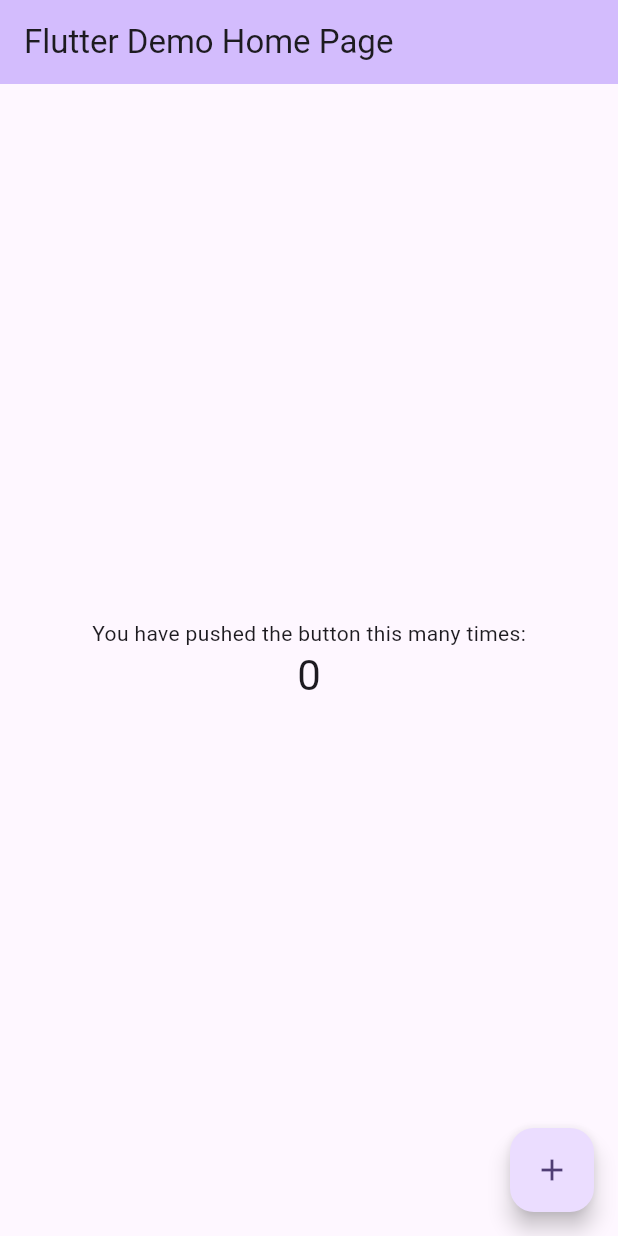
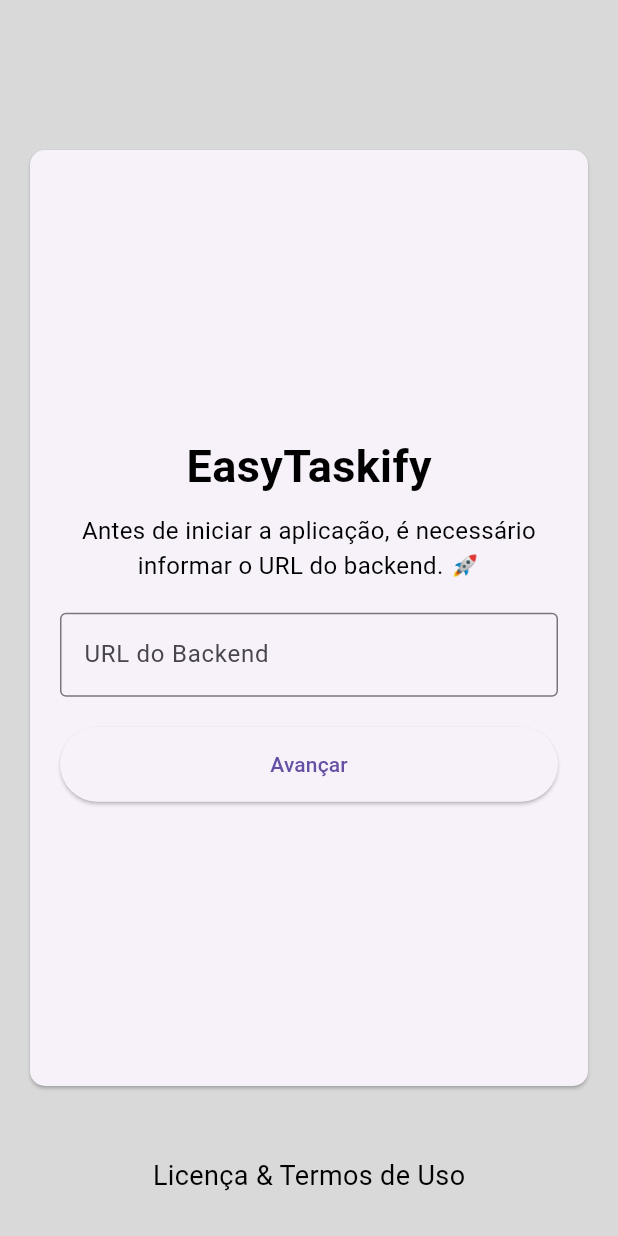
Before and after one commit to MrVitor0/EasyTaskify, a Flutter app: the screen it shows after launch, on a phone screen of 412 x 824 dp. Run offline on Flutter 3.47's test engine with Material 3 defaults, Android fonts, the phone set to English and light mode, and no system bars; our stand-ins replace dio, rflutter_alert.

Commit message:
DDT-06 <feat> Homepage & Endpoints

```diff
--- a/frontend/lib/main.dart
+++ b/frontend/lib/main.dart
@@ -1,125 +1,19 @@
 import 'package:flutter/material.dart';
-
-void main() {
-  runApp(const MyApp());
-}
+import 'screens/auth/login_screen.dart';
+import 'screens/auth/register_screen.dart';
+import 'screens/home_screen.dart';
+void main() => runApp(MyApp());
 
 class MyApp extends StatelessWidget {
-  const MyApp({super.key});
-
-  // This widget is the root of your application.
   @override
   Widget build(BuildContext context) {
     return MaterialApp(
-      title: 'Flutter Demo',
-      theme: ThemeData(
-        // This is the theme of your application.
-        //
-        // TRY THIS: Try running your application with "flutter run". You'll see
-        // the application has a purple toolbar. Then, without quitting the app,
-        // try changing the seedColor in the colorScheme below to Colors.green
-        // and then invoke "hot reload" (save your changes or press the "hot
-        // reload" button in a Flutter-supported IDE, or press "r" if you used
-        // the command line to start the app).
-        //
-        // Notice that the counter didn't reset back to zero; the application
-        // state is not lost during the reload. To reset the state, use hot
-        // restart instead.
-        //
-        // This works for code too, not just values: Most code changes can be
-        // tested with just a hot reload.
-        colorScheme: ColorScheme.fromSeed(seedColor: Colors.deepPurple),
-        useMaterial3: true,
-      ),
-      home: const MyHomePage(title: 'Flutter Demo Home Page'),
+      home: HomeScreen(),
+      routes: {
+        '/home': (context) => HomeScreen(),
+        '/login': (context) => LoginScreen(),
+        '/register': (context) => RegisterScreen(),
+      },
     );
   }
 }
-
-class MyHomePage extends StatefulWidget {
-  const MyHomePage({super.key, required this.title});
-
-  // This widget is the home page of your application. It is stateful, meaning
-  // that it has a State object (defined below) that contains fields that affect
-  // how it looks.
-
-  // This class is the configuration for the state. It holds the values (in this
-  // case the title) provided by the parent (in this case the App widget) and
-  // used by the build method of the State. Fields in a Widget subclass are
-  // always marked "final".
-
-  final String title;
-
-  @override
-  State<MyHomePage> createState() => _MyHomePageState();
-}
-
-class _MyHomePageState extends State<MyHomePage> {
-  int _counter = 0;
-
-  void _incrementCounter() {
-    setState(() {
-      // This call to setState tells the Flutter framework that something has
-      // changed in this State, which causes it to rerun the build method below
-      // so that the display can reflect the updated values. If we changed
-      // _counter without calling setState(), then the build method would not be
-      // called again, and so nothing would appear to happen.
-      _counter++;
-    });
-  }
-
-  @override
-  Widget build(BuildContext context) {
-    // This method is rerun every time setState is called, for instance as done
-    // by the _incrementCounter method above.
-    //
-    // The Flutter framework has been optimized to make rerunning build methods
-    // fast, so that you can just rebuild anything that needs updating rather
-    // than having to individually change instances of widgets.
-    return Scaffold(
-      appBar: AppBar(
-        // TRY THIS: Try changing the color here to a specific color (to
-        // Colors.amber, perhaps?) and trigger a hot reload to see the AppBar
-        // change color while the other colors stay the same.
-        backgroundColor: Theme.of(context).colorScheme.inversePrimary,
-        // Here we take the value from the MyHomePage object that was created by
-        // the App.build method, and use it to set our appbar title.
-        title: Text(widget.title),
-      ),
-      body: Center(
-        // Center is a layout widget. It takes a single child and positions it
-        // in the middle of the parent.
-        child: Column(
-          // Column is also a layout widget. It takes a list of children and
-          // arranges them vertically. By default, it sizes itself to fit its
-          // children horizontally, and tries to be as tall as its parent.
-          //
-          // Column has various properties to control how it sizes itself and
-          // how it positions its children. Here we use mainAxisAlignment to
-          // center the children vertically; the main axis here is the vertical
-          // axis because Columns are vertical (the cross axis would be
-          // horizontal).
-          //
-          // TRY THIS: Invoke "debug painting" (choose the "Toggle Debug Paint"
-          // action in the IDE, or press "p" in the console), to see the
-          // wireframe for each widget.
-          mainAxisAlignment: MainAxisAlignment.center,
-          children: <Widget>[
-            const Text(
-              'You have pushed the button this many times:',
-            ),
-            Text(
-              '$_counter',
-              style: Theme.of(context).textTheme.headlineMedium,
-            ),
-          ],
-        ),
-      ),
-      floatingActionButton: FloatingActionButton(
-        onPressed: _incrementCounter,
-        tooltip: 'Increment',
-        child: const Icon(Icons.add),
-      ), // This trailing comma makes auto-formatting nicer for build methods.
-    );
-  }
-}
--- /dev/null
+++ b/frontend/lib/screens/home_screen.dart
@@ -0,0 +1,186 @@
+import 'package:flutter/material.dart';
+import 'package:url_launcher/url_launcher.dart';
+import 'package:rflutter_alert/rflutter_alert.dart';
+import 'package:dio/dio.dart';
+
+class HomeScreen extends StatelessWidget {
+  final TextEditingController urlController = TextEditingController();
+
+  goToLicense() async {
+    const url = 'https://github.com/MrVitor0/EasyTaskify/blob/main/LICENSE';
+    if (await canLaunch(url)) {
+      await launch(url);
+    } else {
+      throw 'Could not launch $url';
+    }
+  }
+
+
+  Future<String> testURL(String backendUrl) async {
+    Dio dio = Dio();
+    try {
+      Response response = await dio.post('$backendUrl/api/v1/handshake',
+          options: Options(
+            headers: {
+              'Content-Type': 'application/json',
+              'Accept': 'application/json',
+            },
+          ),
+      );
+      print(response.data);
+    } catch (e) {
+        return e.toString();
+    }
+    return 'Sucesso';
+  }
+
+
+  Future<void>  validateBackendUrl(BuildContext context, String backendUrl) async  {
+    Alert(
+      context: context,
+      title: 'Tentando Conexão',
+      style: AlertStyle(
+        backgroundColor: Colors.white,
+        titleStyle: TextStyle(color: Colors.black),
+        isCloseButton: false,
+      isOverlayTapDismiss: false,
+      ),
+      content: _buildLoadingWidget(),
+      buttons: [],
+
+    ).show();
+    var response = await testURL(backendUrl);
+    Navigator.pop(context);
+    if (response == 'Sucesso') {
+      Navigator.pushNamed(context, '/login');
+    } else {
+      Alert(
+        context: context,
+        title: 'Erro',
+        desc: 'Não foi possível conectar ao backend. Verifique a URL ($backendUrl) e tente novamente.',
+        style: AlertStyle(
+          backgroundColor: Colors.white,
+          titleStyle: TextStyle(color: Colors.black),
+          descStyle: TextStyle(color: Colors.black, fontSize: 16.0),
+          isCloseButton: false,
+          isOverlayTapDismiss: false,
+        ),
+        buttons: [
+          DialogButton(
+            child: Text(
+              'OK',
+              style: TextStyle(color: Colors.white),
+            ),
+            onPressed: () => Navigator.pop(context),
+          ),
+        ],
+      ).show();
+    }
+
+  }
+
+  Widget _buildLoadingWidget() {
+      return Container(
+        padding: EdgeInsets.all(13.0),
+        child: Column(
+          children: [
+            CircularProgressIndicator(),
+            SizedBox(height: 16.0),
+            Text(
+              'Aguarde...',
+              style: TextStyle(color: Colors.black),
+            ),
+          ],
+        ),
+      );
+    }
+
+
+  @override
+  Widget build(BuildContext context) {
+    return Scaffold(
+      backgroundColor: Color(0xFFD9D9D9),
+      extendBodyBehindAppBar: true,
+      extendBody: true,
+      appBar: AppBar(
+        automaticallyImplyLeading: false,
+        backgroundColor: Colors.transparent,
+      ),
+      body: Center(
+        child: Card(
+          shape: RoundedRectangleBorder(
+            borderRadius: BorderRadius.circular(10.0),
+          ),
+          margin: EdgeInsets.fromLTRB(20.0, 100.0, 20.0, 100.0), // Altera a margem do eixo X e Y
+          child: Container(
+            margin: EdgeInsets.all(20.0),
+            child: Column(
+              mainAxisAlignment: MainAxisAlignment.center,
+              children: [
+
+             //adicione uma imagem de logo no centro
+            Text(
+              'EasyTaskify',
+              style: TextStyle(
+                color: Colors.black,
+                fontSize: 30.0,
+                fontWeight: FontWeight.bold,
+              ),
+            ),
+            SizedBox(height: 10.0),
+            Text(
+             'Antes de iniciar a aplicação, é necessário informar o URL do backend. 🚀',
+             textAlign: TextAlign.center,
+              style: TextStyle(color: Colors.black, fontSize: 16.0)
+            ),
+            SizedBox(height: 20.0),
+            TextField(
+              controller: urlController,
+              decoration: InputDecoration(
+                 labelText: 'URL do Backend',
+                hintText: 'http://192.168.0.3:8000',
+                border: OutlineInputBorder(),
+              ),
+            ),
+            SizedBox(height: 20.0),
+            ElevatedButton(
+             onPressed: () {
+                String backendUrl = urlController.text; // Obtém o valor do campo de texto
+                validateBackendUrl(context, backendUrl); // Passa o valor para a função validateBackendUrl
+              },
+              //precisa ser mais largo
+              style: ElevatedButton.styleFrom(
+                minimumSize: Size(double.infinity, 50.0),
+              ),
+              child: Text('Avançar'),
+            ),
+          ],
+        ),
+       ),
+      ),
+      ),
+      bottomNavigationBar: BottomAppBar(
+        color: Colors.transparent,
+        elevation: 0, // Remove a sombra do BottomAppBar
+        child: Container(
+          height: 80.0, // Ajuste conforme necessário
+          child: Center(
+            child: GestureDetector(
+              onTap: () {
+                //open browser
+                goToLicense();
+              },
+              child: Text(
+                'Licença & Termos de Uso',
+                style: TextStyle(
+                  color: Colors.black,
+                  fontSize: 18.0,
+                ),
+              ),
+            ),
+          ),
+        ),
+      ),
+    );
+  }
+}
```
Also changed, not shown: frontend/lib/screens/auth/login_screen.dart (added, +15 -0 lines), frontend/lib/screens/auth/register_screen.dart (added, +15 -0 lines), frontend/pubspec.yaml (+7 -1 lines), frontend/pubspec.lock, 10 other files.
